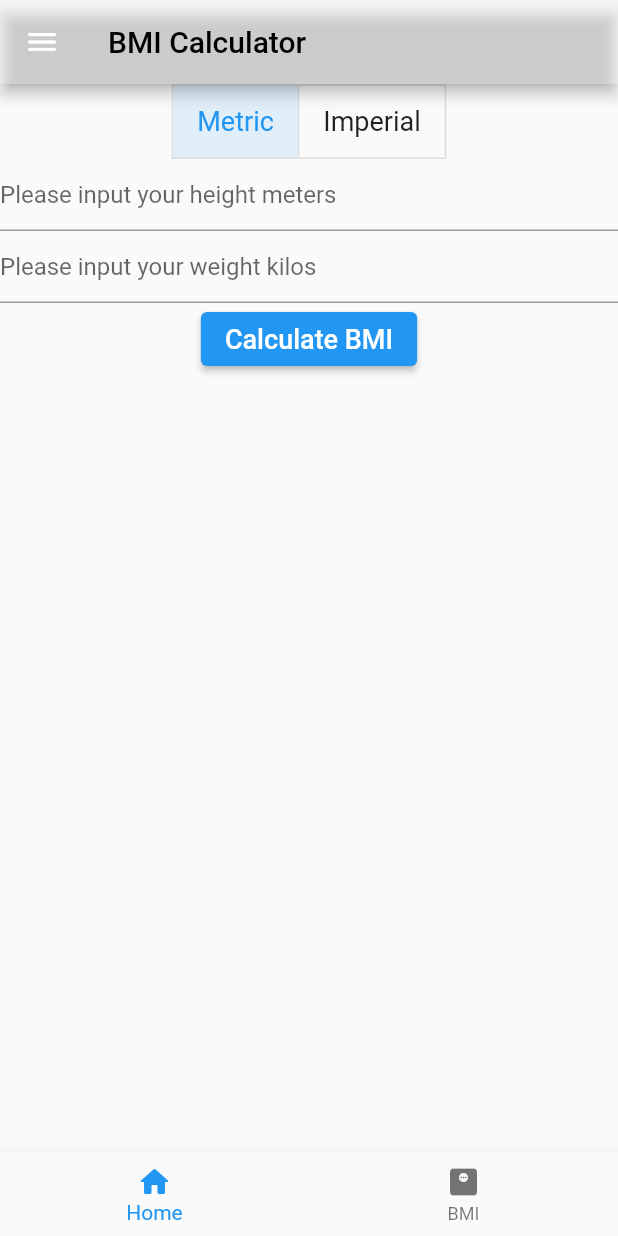
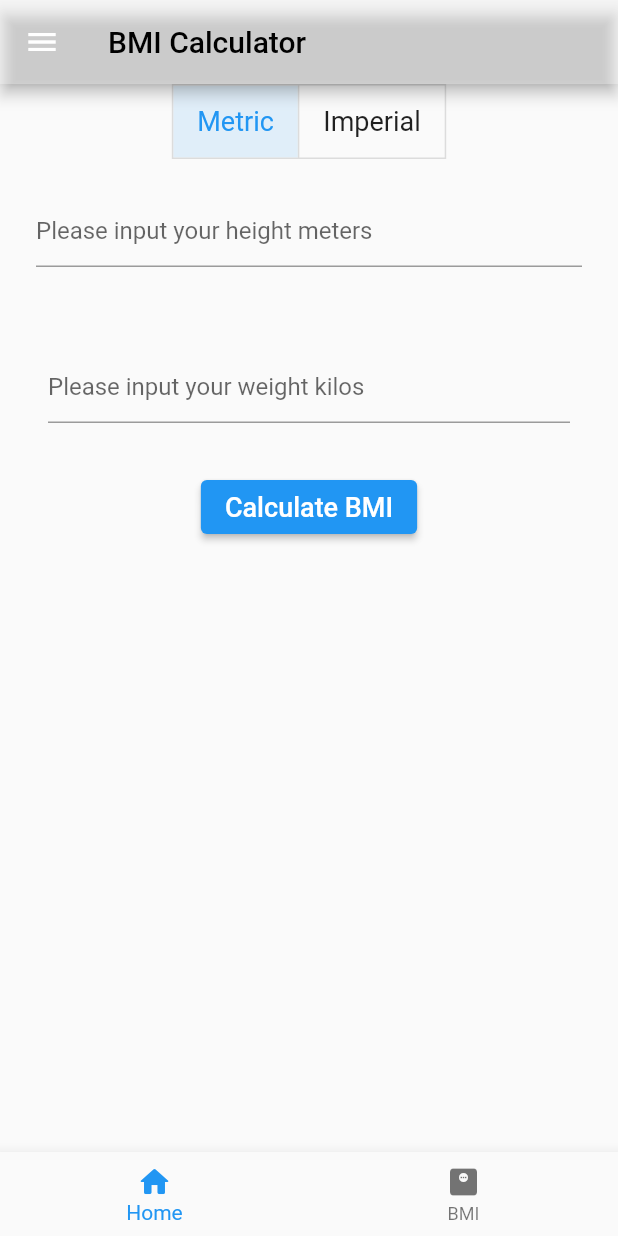
Before and after one commit to samilaxy/flutter_starter, a Flutter app: the BmiScreen screen opened by its route, on a phone screen of 412 x 824 dp. Run offline on Flutter 3.47's test engine with Material 2 defaults, Android fonts, the phone set to English and light mode, and no system bars.

Commit message:
User interaction

```diff
--- a/lib/screens/bmi_screen.dart
+++ b/lib/screens/bmi_screen.dart
@@ -54,14 +54,20 @@ class _BmiScreenState extends State<BmiScreen> {
                     child:
                         Text('Imperial', style: TextStyle(fontSize: fontSize)))
               ], isSelected: isSelected, onPressed: toggleMeasure),
-              TextField(
+              Padding(
+                padding: const EdgeInsets.all(24.0),
+                child: TextField(
                     controller: txtHeight,
                     keyboardType: TextInputType.number,
                     decoration: InputDecoration(hintText: heightMessage)),
-              TextField(
+              ),
+              Padding(
+                padding: const EdgeInsets.all(32.0),
+                child: TextField(
                     controller: txtWeight,
                     keyboardType: TextInputType.number,
                     decoration: InputDecoration(hintText: weightMessage)),
+              ),
               ElevatedButton(
                   onPressed: findBMI,
                   child: Text('Calculate BMI',
@@ -97,7 +103,7 @@ class _BmiScreenState extends State<BmiScreen> {
     }
 
     setState(() {
-      result = 'Your BMI is ' + bmi.toStringAsFixed(2);
+      result = 'Your BMI is ${bmi.toStringAsFixed(2)}';
     });
   }
 }
```
Lines whose indentation alone changed are shown as unchanged.
